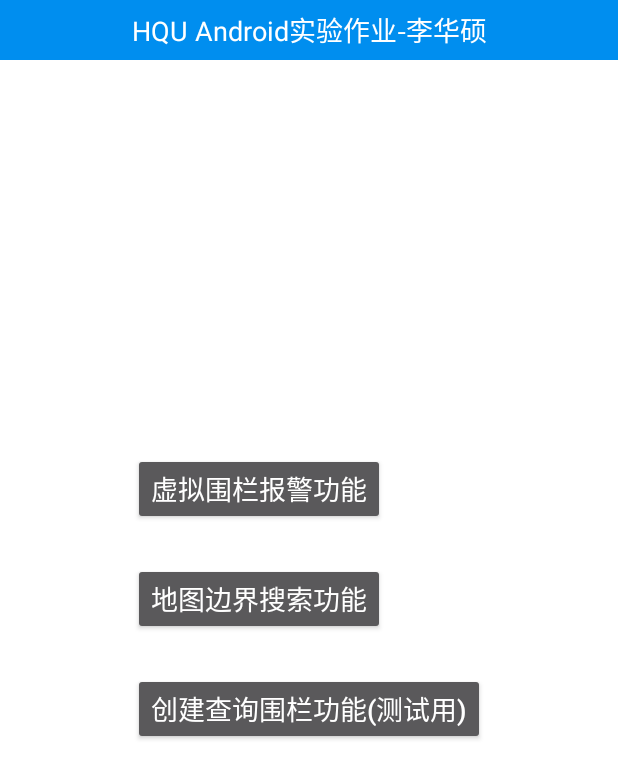
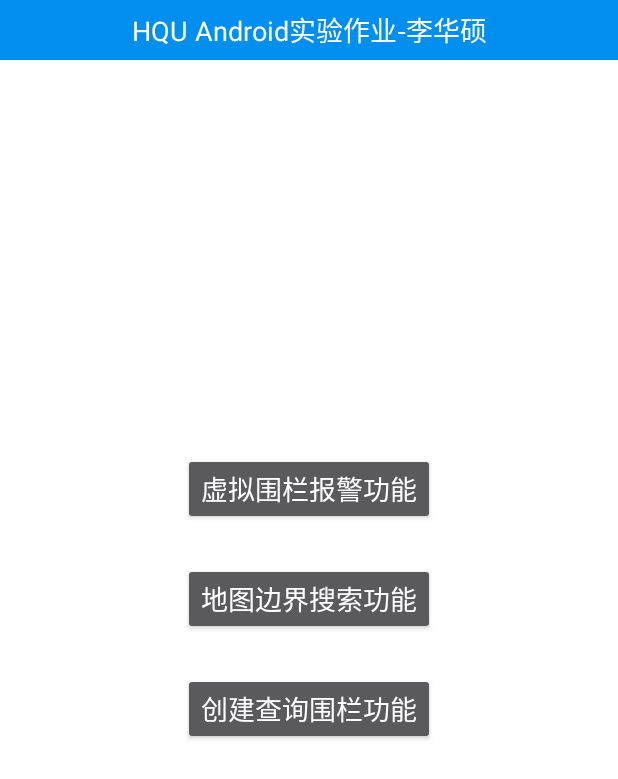
Before and after one commit to lhsjohn/BaiduMapFence, an Android app: the screen it shows after launch (MainActivity), on a phone screen of 412 x 824 dp. Shown: the top 779 px of the screen. Run offline under Robolectric (Android 15) with nearby library versions, the phone set to English and light mode, and no system bars; libraries missing offline, so code that uses them is left out: com.baidu.mapapi; 9 statements that could not run were skipped.

Commit message:
更改主界面外观

```diff
--- a/app/src/main/res/layout/activity_main.xml
+++ b/app/src/main/res/layout/activity_main.xml
@@ -44,7 +44,7 @@
             android:id="@+id/btn_createfence"
             android:layout_width="wrap_content"
             android:layout_height="wrap_content"
-            android:text="创建查询围栏功能(测试用)"
+            android:text="创建查询围栏功能"
             android:layout_marginBottom="25dp"
             android:textSize="@dimen/activity_title_size"/>
     </LinearLayout>
```
